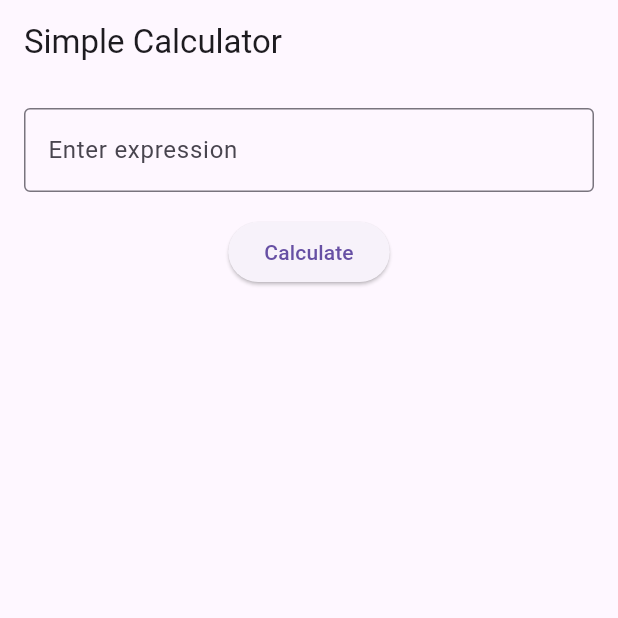
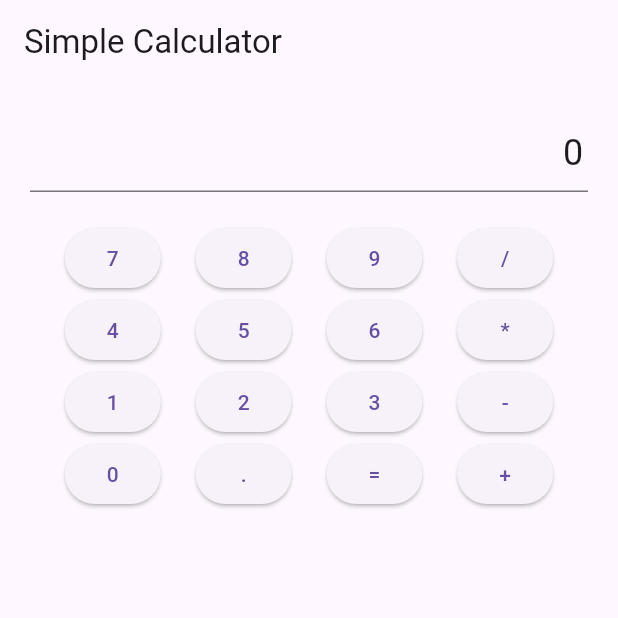
Before and after one commit to tarun225601-star/Vizia-app, a Flutter app: the screen it shows after launch, on a phone screen of 412 x 824 dp, the top half of it. Run offline on Flutter 3.47's test engine with Material 3 defaults, Android fonts, the phone set to English and light mode, and no system bars.

Commit message:
Autonomous Agent Self-Healing Commit for lib/main.dart

```diff
--- a/lib/main.dart
+++ b/lib/main.dart
@@ -24,56 +24,40 @@ class Calculator extends StatefulWidget {
 }
 
 class _CalculatorState extends State<Calculator> {
-  final _controller = TextEditingController();
-  String _result = '';
+  final _controller = TextEditingController(text: '0');
+  double _result = 0;
+  String _operator = '';
+  double _num1 = 0;
+  double _num2 = 0;
 
-  void _calculate(String operator) {
+  void _calculate() {
     setState(() {
-      if (operator == '=') {
-        _result = _calculateResult(_controller.text);
-      } else {
-        _controller.text += operator;
-      }
+      _num1 = double.parse(_controller.text);
     });
   }
 
-  String _calculateResult(String expression) {
-    try {
-      return expression
-          .replaceAll(' ', '')
-          .split('
-')
-          .map((e) => e
-              .replaceAll('+', ' + ')
-              .replaceAll('-', ' - ')
-              .replaceAll('*', ' * ')
-              .replaceAll('/', ' / ')
-              .split(' ')
-              .map((e) => double.parse(e))
-              .reduce((value, element) {
-                switch (expression
-                    .replaceAll(' ', '')
-                    .split('
-')[0]
-                    .split(RegExp(r'\d+'))
-                    .last) {
-                  case '+':
-                    return value + element;
-                  case '-':
-                    return value - element;
-                  case '*':
-                    return value * element;
-                  case '/':
-                    return value / element;
-                  default:
-                    return 0;
-                }
-              }))
-          .join('
-');
-    } catch (e) {
-      return 'Error';
-    }
+  void _operatorButton(String operator) {
+    setState(() {
+      _num1 = double.parse(_controller.text);
+      _operator = operator;
+      _controller.clear();
+    });
+  }
+
+  void _equalButton() {
+    setState(() {
+      _num2 = double.parse(_controller.text);
+      if (_operator == '+') {
+        _result = _num1 + _num2;
+      } else if (_operator == '-') {
+        _result = _num1 - _num2;
+      } else if (_operator == '*') {
+        _result = _num1 * _num2;
+      } else if (_operator == '/') {
+        _result = _num1 / _num2;
+      }
+      _controller.text = _result.toString();
+    });
   }
 
   @override
@@ -83,23 +67,100 @@ class _CalculatorState extends State<Calculator> {
         title: const Text('Simple Calculator'),
       ),
       body: Padding(
-        padding: const EdgeInsets.all(16.0),
+        padding: const EdgeInsets.all(20.0),
         child: Column(
           children: [
             TextField(
               controller: _controller,
-              decoration: const InputDecoration(
-                border: OutlineInputBorder(),
-                hintText: 'Enter expression',
-              ),
+              readOnly: true,
+              textAlign: TextAlign.right,
+              style: const TextStyle(fontSize: 24),
             ),
-            const SizedBox(height: 16),
-            ElevatedButton(
-              onPressed: () => _calculate('='),
-              child: const Text('Calculate'),
+            const SizedBox(height: 20),
+            Row(
+              mainAxisAlignment: MainAxisAlignment.spaceEvenly,
+              children: [
+                ElevatedButton(
+                  onPressed: () => _controller.text += '7',
+                  child: const Text('7'),
+                ),
+                ElevatedButton(
+                  onPressed: () => _controller.text += '8',
+                  child: const Text('8'),
+                ),
+                ElevatedButton(
+                  onPressed: () => _controller.text += '9',
+                  child: const Text('9'),
+                ),
+                ElevatedButton(
+                  onPressed: () => _operatorButton('/'),
+                  child: const Text('/'),
+                ),
+              ],
             ),
-            const SizedBox(height: 16),
-            Text(_result),
+            Row(
+              mainAxisAlignment: MainAxisAlignment.spaceEvenly,
+              children: [
+                ElevatedButton(
+                  onPressed: () => _controller.text += '4',
+                  child: const Text('4'),
+                ),
+                ElevatedButton(
+                  onPressed: () => _controller.text += '5',
+                  child: const Text('5'),
+                ),
+                ElevatedButton(
+                  onPressed: () => _controller.text += '6',
+                  child: const Text('6'),
+                ),
+                ElevatedButton(
+                  onPressed: () => _operatorButton('*'),
+                  child: const Text('*'),
+                ),
+              ],
+            ),
+            Row(
+              mainAxisAlignment: MainAxisAlignment.spaceEvenly,
+              children: [
+                ElevatedButton(
+                  onPressed: () => _controller.text += '1',
+                  child: const Text('1'),
+                ),
+                ElevatedButton(
+                  onPressed: () => _controller.text += '2',
+                  child: const Text('2'),
+                ),
+                ElevatedButton(
+                  onPressed: () => _controller.text += '3',
+                  child: const Text('3'),
+                ),
+                ElevatedButton(
+                  onPressed: () => _operatorButton('-'),
+                  child: const Text('-'),
+                ),
+              ],
+            ),
+            Row(
+              mainAxisAlignment: MainAxisAlignment.spaceEvenly,
+              children: [
+                ElevatedButton(
+                  onPressed: () => _controller.text += '0',
+                  child: const Text('0'),
+                ),
+                ElevatedButton(
+                  onPressed: () => _controller.text += '.',
+                  child: const Text('.'),
+                ),
+                ElevatedButton(
+                  onPressed: _equalButton,
+                  child: const Text('='),
+                ),
+                ElevatedButton(
+                  onPressed: () => _operatorButton('+'),
+                  child: const Text('+'),
+                ),
+              ],
+            ),
           ],
         ),
       ),
```
